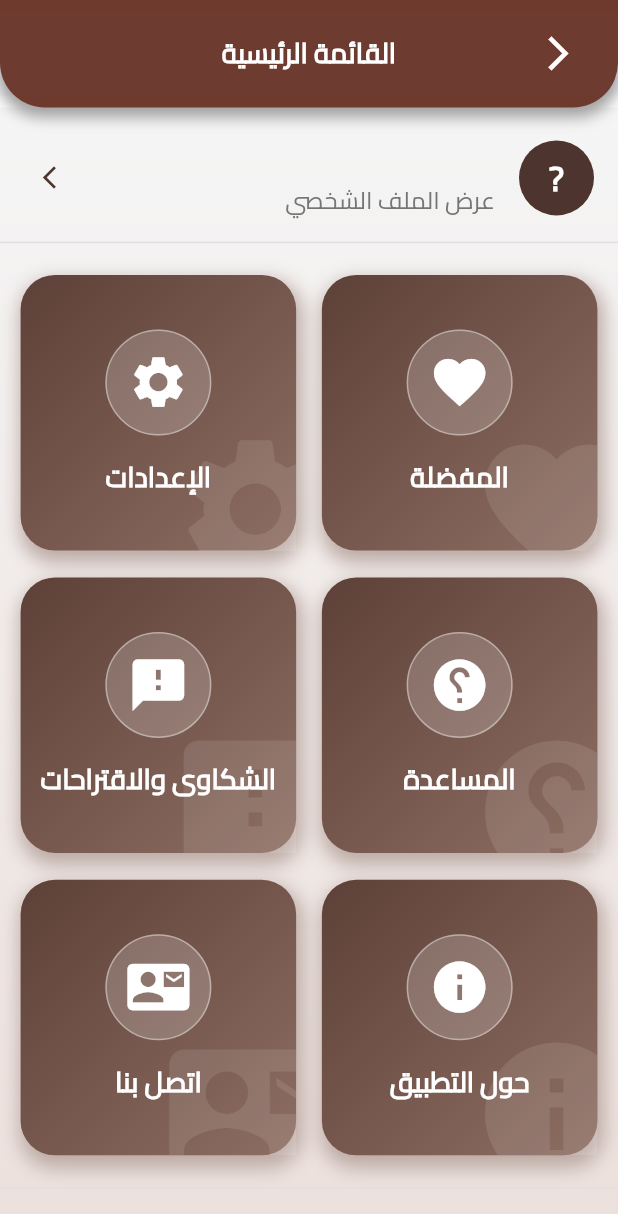
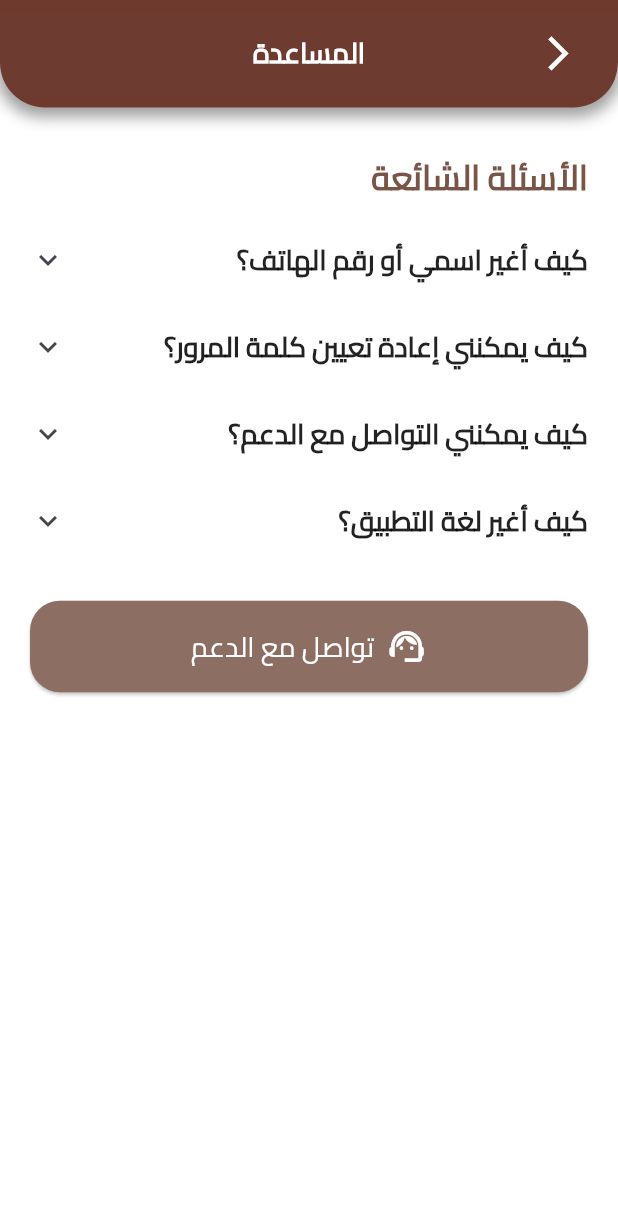
Before and after one commit to George-Samir88/infantry_house_app, a Flutter app: the MenuView screen opened directly, after a tap on "المساعدة", on a phone screen of 412 x 824 dp. Shown: the top 1214 px of the screen. Run offline on Flutter 3.47's test engine with Material 3 defaults, Android fonts, the phone set to English and light mode, and no system bars; our stand-ins replace animate_do, animated_text_kit, bloc, carousel_slider, cloud_firestore, connectivity_plus and 13 more; missing offline and left inert: flutter_paypal_payment; accounts and stored records are empty.

Commit message:
finish FAQs widget

```diff
--- a/lib/l10n/intl_ar.arb
+++ b/lib/l10n/intl_ar.arb
@@ -221,5 +221,18 @@
   "ChooseLanguage": "اختر اللغة",
   "AboutThisAppTitle": "حول هذا التطبيق",
   "AboutThisAppDescription": "تطبيق إنفانتري هاوس v1.0.0\n\nتم تطويره بواسطة جورج سمير ❤\uFE0F باستخدام فلاتر.\n© ٢٠٢٥ إنفانتري هاوس.",
-  "Ok": "حسناً"
+  "Ok": "حسناً",
+  "FAQs": "الأسئلة الشائعة",
+  "ContactSupport": "تواصل مع الدعم",
+  "HowCanIResetPasswordQ": "كيف يمكنني إعادة تعيين كلمة المرور؟",
+  "HowCanIResetPasswordA": "اذهب إلى الإعدادات → تغيير كلمة المرور. يمكنك إعادة تعيينها باستخدام البريد الإلكتروني.",
+  "HowCanIContactSupportQ": "كيف يمكنني التواصل مع الدعم؟",
+  "HowCanIContactSupportA": "يمكنك التواصل معنا من خلال زر 'تواصل مع الدعم' أدناه أو عبر البريد الإلكتروني gs976327@gamil.com.",
+  "HowToChangeLanguageQ": "كيف أغير لغة التطبيق؟",
+  "HowToChangeLanguageA": "اذهب إلى الإعدادات → اللغة، ثم اختر اللغة المفضلة لديك.",
+  "ContactSupportMessage": "يمكنك التواصل مع فريق الدعم لدينا على:\n\n📧 gs976327@gmail.com\n📞 01091843803",
+  "Close": "إغلاق",
+  "HowToEditUserInfoQ": "كيف أغير اسمي أو رقم الهاتف؟",
+  "HowToEditUserInfoA": "اذهب إلى الإعدادات → تعديل الملف الشخصي. من هناك يمكنك تحديث اسمك أو رقم الهاتف ثم حفظ التغييرات."
+
 }
--- /dev/null
+++ b/lib/views/widgets/help_view/build_faq_item.dart
@@ -0,0 +1,23 @@
+import 'package:flutter/material.dart';
+import 'package:flutter_screenutil/flutter_screenutil.dart';
+
+Widget buildFaqItem({required String question, required String answer}) {
+  return ExpansionTile(
+    tilePadding: const EdgeInsets.symmetric(horizontal: 0),
+    childrenPadding: const EdgeInsets.only(bottom: 10, left: 10, right: 10),
+    title: Text(
+      question,
+      style: TextStyle(
+        fontWeight: FontWeight.w600,
+        fontSize: 16.sp,
+        color: Colors.black87,
+      ),
+    ),
+    children: [
+      Text(
+        answer,
+        style: TextStyle(fontSize: 14.sp, color: Colors.black54, height: 1.4),
+      ),
+    ],
+  );
+}
--- /dev/null
+++ b/lib/views/widgets/help_view/build_section_title.dart
@@ -0,0 +1,16 @@
+import 'package:flutter/material.dart';
+import 'package:flutter_screenutil/flutter_screenutil.dart';
+
+Widget buildSectionTitle(BuildContext context, String title) {
+  return Padding(
+    padding: const EdgeInsets.symmetric(vertical: 10),
+    child: Text(
+      title,
+      style: TextStyle(
+        fontSize: 20.sp,
+        fontWeight: FontWeight.bold,
+        color: Colors.brown,
+      ),
+    ),
+  );
+}
--- /dev/null
+++ b/lib/views/widgets/help_view/help_view.dart
@@ -0,0 +1,57 @@
+import 'package:flutter/material.dart';
+import 'package:flutter_screenutil/flutter_screenutil.dart';
+import 'package:infantry_house_app/utils/custom_elevated_button.dart';
+import 'package:infantry_house_app/views/widgets/help_view/show_contact_dialog.dart';
+import '../../../generated/l10n.dart';
+import '../../../utils/custom_appbar_editing_view.dart';
+import 'build_faq_item.dart';
+import 'build_section_title.dart';
+
+class HelpView extends StatelessWidget {
+  const HelpView({super.key});
+
+  @override
+  Widget build(BuildContext context) {
+    final loc = S.of(context);
+    return Scaffold(
+      appBar: PreferredSize(
+        preferredSize: Size.fromHeight(60.h),
+        child: CustomAppBarEditingView(
+          onPressed: () => Navigator.pop(context),
+          title: loc.Help,
+        ),
+      ),
+      body: ListView(
+        padding: const EdgeInsets.all(20),
+        children: [
+          buildSectionTitle(context, loc.FAQs),
+          buildFaqItem(
+            question: loc.HowToEditUserInfoQ,
+            answer: loc.HowToEditUserInfoA,
+          ),
+          buildFaqItem(
+            question: loc.HowCanIResetPasswordQ,
+            answer: loc.HowCanIResetPasswordA,
+          ),
+          buildFaqItem(
+            question: loc.HowCanIContactSupportQ,
+            answer: loc.HowCanIContactSupportA,
+          ),
+          buildFaqItem(
+            question: loc.HowToChangeLanguageQ,
+            answer: loc.HowToChangeLanguageA,
+          ),
+          SizedBox(height: 20.h),
+          CustomElevatedButtonWithIcon(
+            label: S.of(context).ContactSupport,
+            icon: Icons.support_agent_outlined,
+            backGroundColor: Colors.brown.shade400,
+            onPressed: () {
+              showContactDialog(context);
+            },
+          ),
+        ],
+      ),
+    );
+  }
+}
--- a/lib/views/widgets/menu_view/menu_view.dart
+++ b/lib/views/widgets/menu_view/menu_view.dart
@@ -5,6 +5,7 @@ import 'package:flutter_screenutil/flutter_screenutil.dart';
 import 'package:infantry_house_app/generated/l10n.dart';
 import 'package:infantry_house_app/utils/custom_appbar_editing_view.dart';
 import 'package:infantry_house_app/utils/custom_snackBar.dart';
+import 'package:infantry_house_app/views/widgets/help_view/help_view.dart';
 import 'package:infantry_house_app/views/widgets/menu_view/manager/user_data_cubit.dart';
 import 'package:infantry_house_app/views/widgets/menu_view/user_tile_shimmer.dart';
 import 'package:infantry_house_app/views/widgets/setting_view/setting_view.dart';
@@ -164,13 +165,6 @@ class MenuView extends StatelessWidget {
                             childAspectRatio: 1,
                             children: [
                               FadeInUp(
-                                child: AnimatedGridItem(
-                                  onTap: () {},
-                                  icon: Icons.favorite,
-                                  title: S.of(context).Favorites,
-                                ),
-                              ),
-                              FadeInUp(
                                 delay: const Duration(milliseconds: 100),
                                 child: AnimatedGridItem(
                                   onTap: () {
@@ -192,7 +186,14 @@ class MenuView extends StatelessWidget {
                               FadeInUp(
                                 delay: const Duration(milliseconds: 200),
                                 child: AnimatedGridItem(
-                                  onTap: () {},
+                                  onTap: () {
+                                    Navigator.push(
+                                      context,
+                                      MaterialPageRoute(
+                                        builder: (context) => HelpView(),
+                                      ),
+                                    );
+                                  },
                                   icon: Icons.help,
                                   title: S.of(context).Help,
                                 ),
```
Also changed, not shown: lib/l10n/intl_en.arb (+13 -1 lines), lib/views/widgets/help_view/show_contact_dialog.dart (added, +27 -0 lines), lib/generated/intl/messages_ar.dart, lib/generated/intl/messages_en.dart, lib/generated/l10n.dart.
